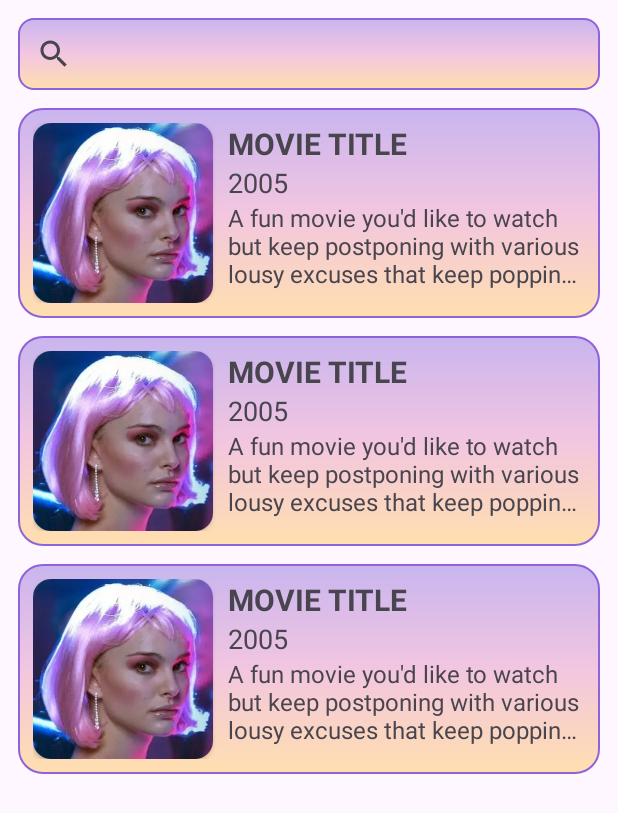
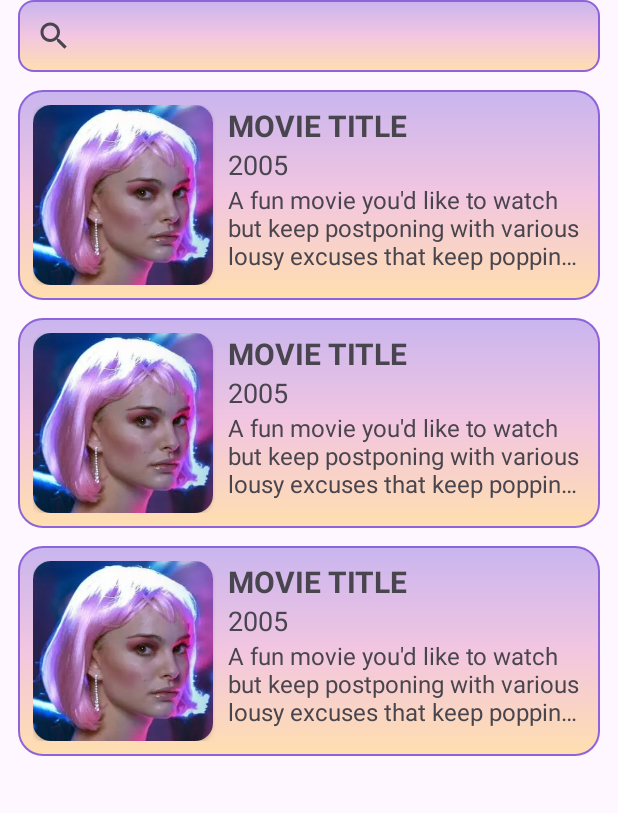
Before and after one commit to ninaurd/Movie-Finder-App, an Android app: the layout fragment_main.xml on its own in the app's theme, with its tools: preview values and no code run, on a phone screen of 412 x 824 dp. Shown: the top 813 px of the screen. Run offline under Robolectric (Android 15) with nearby library versions, the phone set to English and light mode, and no system bars; Roboto replaces fonts that are not available here.

Commit message:
- further formatted SearchView - added a tiny animation to the BottomSheet

```diff
--- a/app/src/main/res/layout/activity_main.xml
+++ b/app/src/main/res/layout/activity_main.xml
@@ -40,6 +40,7 @@
 
     <androidx.fragment.app.FragmentContainerView
         android:id="@+id/nav_host_fragment"
+        android:paddingTop="12dp"
         android:name="androidx.navigation.fragment.NavHostFragment"
         android:layout_width="0dp"
         android:layout_height="0dp"
--- a/app/src/main/res/layout/details_bottom_sheet_layout.xml
+++ b/app/src/main/res/layout/details_bottom_sheet_layout.xml
@@ -9,6 +9,7 @@
     app:layout_behavior="@string/bottom_sheet_behavior">
 
     <ImageView
+        android:id="@+id/gift_box"
         android:layout_width="match_parent"
         android:layout_height="70dp"
         android:layout_marginBottom="14dp"
--- a/app/src/main/res/layout/fragment_main.xml
+++ b/app/src/main/res/layout/fragment_main.xml
@@ -1,5 +1,5 @@
 <?xml version="1.0" encoding="utf-8"?>
-<androidx.constraintlayout.widget.ConstraintLayout xmlns:android="http://schemas.android.com/apk/res/android"
+<androidx.coordinatorlayout.widget.CoordinatorLayout xmlns:android="http://schemas.android.com/apk/res/android"
     xmlns:app="http://schemas.android.com/apk/res-auto"
     xmlns:tools="http://schemas.android.com/tools"
     android:layout_width="match_parent"
@@ -7,23 +7,29 @@
     android:paddingHorizontal="12dp"
     tools:context=".MainFragment">
 
-    <androidx.appcompat.widget.SearchView
-        android:id="@+id/search_view"
+    <com.google.android.material.appbar.AppBarLayout
+        android:id="@+id/app_bar_layout"
         android:layout_width="match_parent"
         android:layout_height="wrap_content"
-        android:layout_marginVertical="12dp"
-        android:background="@drawable/search_view_bg"
-        app:layout_constraintTop_toTopOf="parent" />
+        android:background="@android:color/transparent"
+        app:liftOnScroll="false"
+        app:elevation="0dp">
+
+        <androidx.appcompat.widget.SearchView
+            android:id="@+id/search_view"
+            android:layout_width="match_parent"
+            android:layout_height="wrap_content"
+            android:background="@drawable/search_view_bg"
+            app:layout_scrollFlags="scroll|enterAlways" />
+    </com.google.android.material.appbar.AppBarLayout>
 
     <androidx.recyclerview.widget.RecyclerView
         android:id="@+id/recycler"
         android:layout_width="match_parent"
-        android:layout_height="0dp"
+        android:layout_height="match_parent"
         android:layout_marginTop="6dp"
         app:layoutManager="androidx.recyclerview.widget.LinearLayoutManager"
-        app:layout_constraintBottom_toBottomOf="parent"
-        app:layout_constraintTop_toBottomOf="@id/search_view"
+        app:layout_behavior="@string/appbar_scrolling_view_behavior"
         tools:listitem="@layout/rv_item_film_data" />
 
-
-</androidx.constraintlayout.widget.ConstraintLayout>
+</androidx.coordinatorlayout.widget.CoordinatorLayout>
```
Also changed, not shown: app/src/main/java/com/example/movieslookupmanual/DetailsFragment.kt (+6 -1 lines), app/src/main/res/anim/gift_box_popping.xml (added, +15 -0 lines).
